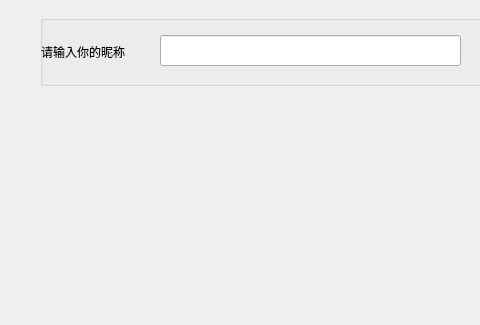
Above: waitwidget.ui from zhyjiang/GobangServer before the change; both pictures show x 0 to 480 and y 155 to 480 of the 640 by 480 pixel window. Below: the same form after it.
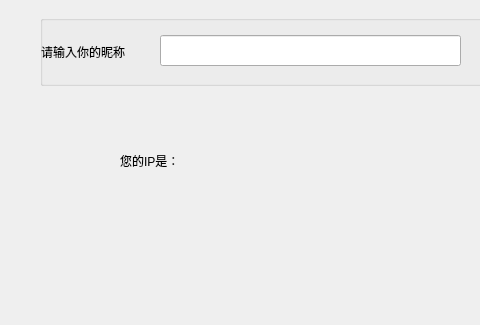
That is the form after the change.

```diff
--- a/waitwidget.ui
+++ b/waitwidget.ui
@@ -88,6 +88,19 @@
     <string>请稍等片刻……</string>
    </property>
   </widget>
+  <widget class="QLabel" name="ipLabel">
+   <property name="geometry">
+    <rect>
+     <x>120</x>
+     <y>280</y>
+     <width>211</width>
+     <height>71</height>
+    </rect>
+   </property>
+   <property name="text">
+    <string>您的IP是：</string>
+   </property>
+  </widget>
  </widget>
  <resources/>
  <connections/>
```
